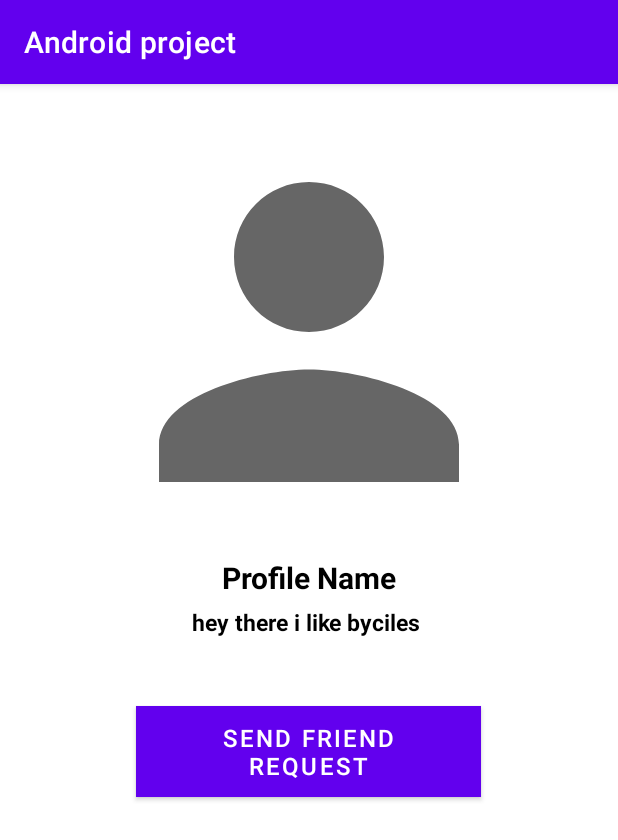
After one commit to Hani311/LetsLink, an Android app: the PersonProfileActivity screen opened directly, with no data from a screen before it, on a phone screen of 412 x 824 dp. The commit adds this screen. Shown: the top 840 px of the screen. Run offline under Robolectric (Android 15) with nearby library versions, the phone set to English and light mode, and no system bars; our stand-ins replace CircleImageView, Firebase (no records; nobody signed in at launch, a user with empty details on screens opened directly), Picasso; 1 statement that could not run was skipped.

Commit message:
sending and accepting friend request

```diff
--- a/app/src/main/AndroidManifest.xml
+++ b/app/src/main/AndroidManifest.xml
@@ -14,9 +14,8 @@
         android:roundIcon="@mipmap/ic_launcher_round"
         android:supportsRtl="true"
         android:theme="@style/Theme.AndroidProject">
-        <activity android:name=".FindfriendActivity"
-            >
-        </activity>
+        <activity android:name=".PersonProfileActivity"></activity>
+        <activity android:name=".FindfriendActivity"></activity>
         <activity android:name=".UserProfile" />
         <activity
             android:name=".LoginActivity"
--- a/app/src/main/java/com/example/androidproject/LoginActivity.kt
+++ b/app/src/main/java/com/example/androidproject/LoginActivity.kt
@@ -37,12 +37,12 @@ class LoginActivity : AppCompatActivity() {
         val loginButton=binding.logInButton
         loading=binding.loading
 
-        signUpButton.setOnClickListener(){
+        signUpButton.setOnClickListener {
             signUp()
 
         }
 
-        loginButton.setOnClickListener(){
+        loginButton.setOnClickListener {
 
             logIn(usernameText, userPassword)
             //logIn(usernameText, userPassword)
--- a/app/src/main/java/com/example/androidproject/MainActivity.java
+++ b/app/src/main/java/com/example/androidproject/MainActivity.java
@@ -149,7 +149,7 @@ public class MainActivity extends AppCompatActivity  {
                 GestureDetector.SimpleOnGestureListener {
 
 
-            private View view;
+            private final View view;
             private static final int SWIPE_THRESHOLD = 100;
             private static final int SWIPE_VELOCITY_THRESHOLD = 100;
 
--- a/app/src/main/java/com/example/androidproject/MessagesFragment.java
+++ b/app/src/main/java/com/example/androidproject/MessagesFragment.java
@@ -20,7 +20,7 @@ import java.util.ArrayList;
 public class MessagesFragment extends Fragment {
 
 
-    private ArrayList<String> titles=new ArrayList<>();
+    private final ArrayList<String> titles=new ArrayList<>();
 
 
     @Override
@@ -39,7 +39,7 @@ public class MessagesFragment extends Fragment {
 
         titles.add("Chats");
         titles.add("Friends");
-        ViewPager2 mViewPager = (ViewPager2) rootView.findViewById(R.id.messageViewPager);
+        ViewPager2 mViewPager = rootView.findViewById(R.id.messageViewPager);
         //mViewPager.setAdapter(new ChatAdapter(getChildFragmentManager()));
         mViewPager.setAdapter(new ChatAdapter(this));
         new TabLayoutMediator(rootView.findViewById(R.id.messagesTabLayout), mViewPager,
@@ -50,7 +50,7 @@ public class MessagesFragment extends Fragment {
 
     public class ChatAdapter extends FragmentStateAdapter {
 
-        private ArrayList<Fragment> messageFragments;
+        private final ArrayList<Fragment> messageFragments;
 
         ChatAdapter(MessagesFragment fragmentActivity) {
             super(fragmentActivity);
--- a/app/src/main/java/com/example/androidproject/Notification.kt
+++ b/app/src/main/java/com/example/androidproject/Notification.kt
@@ -1,4 +1,3 @@
 package com.example.androidproject
 
-class Notification {
-}
+class Notification
--- a/app/src/main/java/com/example/androidproject/NotificationHolder.kt
+++ b/app/src/main/java/com/example/androidproject/NotificationHolder.kt
@@ -1,4 +1,3 @@
 package com.example.androidproject
 
-class NotificationHolder {
-}
+class NotificationHolder
--- /dev/null
+++ b/app/src/main/java/com/example/androidproject/PersonProfileActivity.java
@@ -0,0 +1,206 @@
+package com.example.androidproject;
+
+import androidx.annotation.NonNull;
+import androidx.appcompat.app.AppCompatActivity;
+
+import android.os.Bundle;
+import android.view.View;
+import android.widget.Button;
+import android.widget.TextView;
+import android.widget.Toast;
+
+import com.google.android.gms.tasks.OnCompleteListener;
+import com.google.android.gms.tasks.Task;
+import com.google.firebase.auth.FirebaseAuth;
+import com.google.firebase.database.DataSnapshot;
+import com.google.firebase.database.DatabaseError;
+import com.google.firebase.database.DatabaseReference;
+import com.google.firebase.database.FirebaseDatabase;
+import com.google.firebase.database.ValueEventListener;
+import com.squareup.picasso.Picasso;
+
+import java.text.SimpleDateFormat;
+import java.util.Calendar;
+import java.util.SimpleTimeZone;
+
+import de.hdodenhof.circleimageview.CircleImageView;
+
+public class PersonProfileActivity extends AppCompatActivity {
+private TextView userName,status;
+private CircleImageView userProfileImage;
+private Button btnSendFriendReq,btnDeclineFriendReq;
+private String senderUserId,reciverUserId,currentState,saveCurrentDate ;
+private DatabaseReference friendReqRef,userRef,friendsRef;
+private FirebaseAuth mAuth;
+
+    @Override
+    protected void onCreate(Bundle savedInstanceState) {
+        super.onCreate(savedInstanceState);
+        setContentView(R.layout.activity_person_profile);
+     mAuth=FirebaseAuth.getInstance();
+     senderUserId=mAuth.getCurrentUser().getUid();
+     reciverUserId= getIntent().getExtras().get("visit_user_id").toString();
+     userRef= FirebaseDatabase.getInstance().getReference().child("Users");
+        friendReqRef=FirebaseDatabase.getInstance().getReference().child("friendRequests");
+        friendsRef= FirebaseDatabase.getInstance().getReference().child("friends");
+     IntializeFields();
+
+     userRef.child(reciverUserId).addValueEventListener(new ValueEventListener() {
+         @Override
+         public void onDataChange(@NonNull DataSnapshot snapshot) {
+             if(snapshot.exists())
+             {
+                 if(snapshot.hasChild("imageURL")){
+                     String image = snapshot.child("imageURL").getValue().toString();
+                     Picasso.get().load(image).into(userProfileImage);
+                 }
+
+                 String myUserName= snapshot.child("username").getValue().toString();
+                 userName.setText(myUserName);
+                btnMaintanance();
+             }
+         }
+
+         @Override
+         public void onCancelled(@NonNull DatabaseError error) {
+
+         }
+     });
+     btnDeclineFriendReq.setVisibility(View.INVISIBLE);
+     btnDeclineFriendReq.setEnabled(false);
+     if(!senderUserId.equals(reciverUserId)){
+         btnSendFriendReq.setOnClickListener(new View.OnClickListener() {
+             @Override
+             public void onClick(View v) {
+
+                 btnSendFriendReq.setEnabled(false);
+                 if(currentState.equals("not_friends")){
+                     sendFriendRequest();
+                 }
+                 if(currentState.equals("request_sent")) {
+                     cancelFriendRequest();
+                 }
+                 if(currentState.equals("request_reeived")){
+                     acceptFriendsRequest();
+                 }
+             }
+         });
+     }
+     else{
+         btnDeclineFriendReq.setVisibility(View.INVISIBLE);
+         btnSendFriendReq.setVisibility(View.INVISIBLE);
+     }
+    }
+
+    private void acceptFriendsRequest() {
+        Calendar calForDate =Calendar.getInstance();
+        SimpleDateFormat currentDate=new SimpleDateFormat("dd-MMMM-yyyy");
+        saveCurrentDate=currentDate.format(calForDate.getTime());
+        friendsRef.child(senderUserId).child(reciverUserId).child("date").setValue(saveCurrentDate).addOnCompleteListener(new OnCompleteListener<Void>() {
+            @Override
+            public void onComplete(@NonNull Task<Void> task) {
+                if(task.isSuccessful()){
+                    friendsRef.child(reciverUserId).child(senderUserId).child("date").setValue(saveCurrentDate).addOnCompleteListener(new OnCompleteListener<Void>() {
+                        @Override
+                        public void onComplete(@NonNull Task<Void> task) {
+                            if(task.isSuccessful()){
+                             cancelFriendRequest();
+                             currentState="friends";
+                             btnSendFriendReq.setText("Unfriend");
+                            }
+                        }
+                    });
+
+                }
+            }
+        });
+
+    }
+
+    private void cancelFriendRequest() {
+        friendReqRef.child(senderUserId).child(reciverUserId).removeValue().addOnCompleteListener(new OnCompleteListener<Void>() {
+            @Override
+            public void onComplete(@NonNull Task<Void> task) {
+                if(task.isSuccessful()){
+                    friendReqRef.child(reciverUserId).child(senderUserId).removeValue().addOnCompleteListener(new OnCompleteListener<Void>() {
+                        @Override
+                        public void onComplete(@NonNull Task<Void> task) {
+                            if(task.isSuccessful()) {
+                                btnSendFriendReq.setEnabled(true);
+                                currentState ="not_friends";
+                                btnSendFriendReq.setText("Send friend request");
+
+                                btnDeclineFriendReq.setVisibility(View.INVISIBLE);
+                                btnDeclineFriendReq.setEnabled(false);
+                            }
+                        }
+
+
+                    });
+                }
+            }
+        });
+
+    }
+
+    private void btnMaintanance() {
+        friendReqRef.child(senderUserId).addListenerForSingleValueEvent(new ValueEventListener() {
+            @Override
+            public void onDataChange(@NonNull DataSnapshot snapshot) {
+                if(snapshot.hasChild(reciverUserId)){
+                    String requestType= snapshot.child(reciverUserId).child("request_type").getValue().toString();
+                    if(requestType.equals("sent")){
+                        currentState="request_sent";
+                        btnSendFriendReq.setText("Cancel friend request");
+                        btnDeclineFriendReq.setVisibility(View.INVISIBLE);
+                        btnDeclineFriendReq.setEnabled(false);
+                    }else if (requestType.equals("received")){
+                        currentState="request_recevied";
+                        btnSendFriendReq.setText("Accept friend request");
+                        btnDeclineFriendReq.setVisibility(View.VISIBLE);
+                        btnDeclineFriendReq.setEnabled(true);
+                    }
+                }
+            }
+
+            @Override
+            public void onCancelled(@NonNull DatabaseError error) {
+
+            }
+        });
+    }
+
+    private void sendFriendRequest() {
+  friendReqRef.child(senderUserId).child(reciverUserId).child("request_type").setValue("sent").addOnCompleteListener(new OnCompleteListener<Void>() {
+      @Override
+      public void onComplete(@NonNull Task<Void> task) {
+          if(task.isSuccessful()){
+              friendReqRef.child(reciverUserId).child(senderUserId).child("request_type").setValue("received").addOnCompleteListener(new OnCompleteListener<Void>() {
+                  @Override
+                  public void onComplete(@NonNull Task<Void> task) {
+                   if(task.isSuccessful()) {
+                   btnSendFriendReq.setEnabled(true);
+                   currentState ="request_sent";
+                   btnSendFriendReq.setText("Cancel friend request");
+
+                   btnDeclineFriendReq.setVisibility(View.INVISIBLE);
+                   btnDeclineFriendReq.setEnabled(false);
+                   }
+                  }
+
+
+              });
+          }
+      }
+  });
+    }
+
+    private void IntializeFields() {
+        userName= findViewById(R.id.person_full_name);
+        userProfileImage= findViewById(R.id.person_pic);
+        btnSendFriendReq = findViewById(R.id.person_send_friend_request_btn);
+        btnDeclineFriendReq = findViewById(R.id.declinefriendreq);
+        currentState="not_friends";
+
+    }
+}
--- a/app/src/main/java/com/example/androidproject/SignUpActivity.kt
+++ b/app/src/main/java/com/example/androidproject/SignUpActivity.kt
@@ -30,7 +30,7 @@ class SignUpActivity : AppCompatActivity() {
         val newPassword=binding.passwordInput
         val confirmPassword=binding.passwordInputConfirmation
 
-        binding.signUpButton.setOnClickListener(){
+        binding.signUpButton.setOnClickListener {
             var safe =true
             val regex = "^(.+)@(.+)$"
             val pattern:Pattern= Pattern.compile(regex)
--- /dev/null
+++ b/app/src/main/res/layout/activity_person_profile.xml
@@ -0,0 +1,73 @@
+<?xml version="1.0" encoding="utf-8"?>
+<RelativeLayout xmlns:android="http://schemas.android.com/apk/res/android"
+    xmlns:app="http://schemas.android.com/apk/res-auto"
+    xmlns:tools="http://schemas.android.com/tools"
+    android:layout_width="match_parent"
+    android:layout_height="match_parent"
+
+    tools:context=".PersonProfileActivity">
+<ScrollView
+    android:layout_width="match_parent"
+    android:layout_height="match_parent"
+    android:layout_alignParentStart="true"
+    android:layout_alignParentTop="true">
+    <RelativeLayout
+        android:layout_width="match_parent"
+        android:layout_height="match_parent">
+    <de.hdodenhof.circleimageview.CircleImageView
+        android:id="@+id/person_pic"
+        android:layout_width="300dp"
+        android:layout_height="300dp"
+        android:layout_alignParentTop="true"
+        android:layout_centerHorizontal="true"
+        android:layout_marginTop="15dp"
+        android:src="@drawable/ic_baseline_person_24"/>
+        <TextView
+            android:id="@+id/person_full_name"
+            android:layout_width="match_parent"
+            android:layout_height="wrap_content"
+            android:text="Profile Name"
+            android:textAlignment="center"
+            android:textAllCaps="false"
+            android:textColor="@android:color/background_dark"
+            android:layout_below="@id/person_pic"
+            android:textSize="20sp"
+            android:textStyle="bold"/>
+        <TextView
+            android:id="@+id/person_status"
+            android:layout_width="match_parent"
+            android:layout_height="wrap_content"
+            android:layout_marginTop="5dp"
+            android:text="hey there i like byciles "
+            android:textAlignment="center"
+            android:textAllCaps="false"
+            android:textColor="@android:color/background_dark"
+            android:layout_below="@id/person_full_name"
+            android:textSize="15sp"
+            android:textStyle="bold"/>
+        <Button
+            android:id="@+id/person_send_friend_request_btn"
+            android:layout_width="230dp"
+            android:layout_height="wrap_content"
+            android:layout_marginTop="45dp"
+            android:background="@color/black"
+            android:text="Send Friend Request"
+            android:textSize="16sp"
+            android:layout_centerHorizontal="true"
+            android:layout_below="@+id/person_status"/>
+        <Button
+            android:id="@+id/declinefriendreq"
+            android:layout_width="230dp"
+            android:layout_height="wrap_content"
+            android:layout_marginTop="45dp"
+            android:background="@color/black"
+            android:text="Send Friend Request"
+            android:textSize="16sp"
+            android:layout_centerHorizontal="true"
+            android:layout_below="@+id/person_send_friend_request_btn"/>
+
+
+
+    </RelativeLayout>
+</ScrollView>
+</RelativeLayout>
```
Also changed, not shown: app/src/main/java/com/example/androidproject/FindfriendActivity.java (+16 -6 lines), app/src/main/java/com/example/androidproject/NotificationAdapter.kt (+1 -6 lines).
